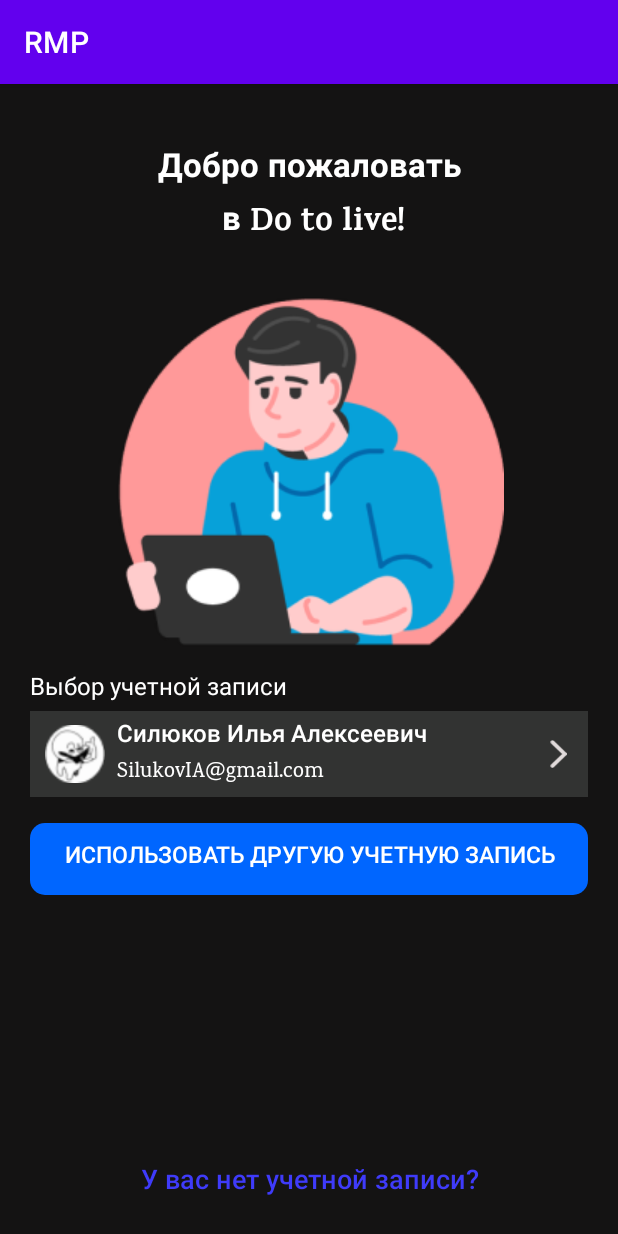
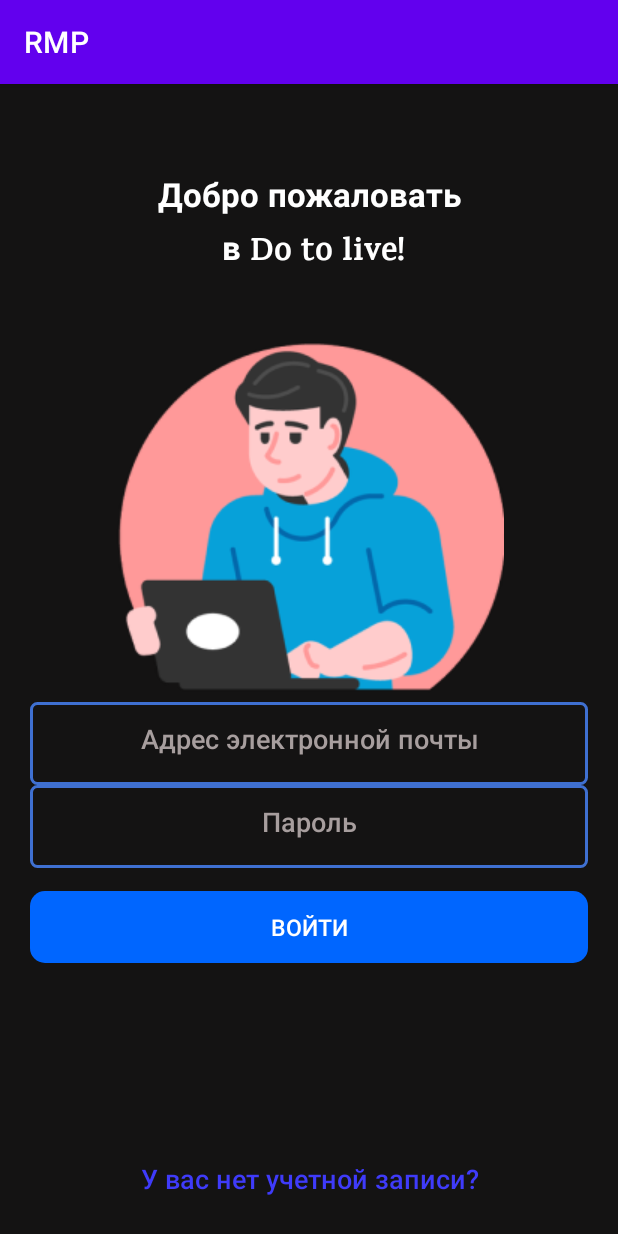
Before and after one commit to ProstoDurachok/RMP, an Android app: the screen it shows after launch (MainActivity before the commit, MainActivity2 after it), on a phone screen of 412 x 824 dp. Run offline under Robolectric (Android 15) with nearby library versions, the phone set to English and light mode, and no system bars; our stand-ins replace Firebase (no records; nobody signed in at launch, a user with empty details on screens opened directly).

Commit message:
delete unnecessary components

```diff
--- a/app/src/main/AndroidManifest.xml
+++ b/app/src/main/AndroidManifest.xml
@@ -40,13 +40,7 @@
             android:name=".Registration"
             android:exported="false" />
         <activity
-            android:name=".MainActivity3"
-            android:exported="false" />
-        <activity
             android:name=".MainActivity2"
-            android:exported="false" />
-        <activity
-            android:name=".MainActivity"
             android:exported="true">
             <intent-filter>
                 <action android:name="android.intent.action.MAIN" />
--- a/app/src/main/java/com/example/rmp/MainActivity.java
+++ /dev/null
@@ -1,25 +0,0 @@
-package com.example.rmp;
-
-import androidx.appcompat.app.AppCompatActivity;
-
-import android.content.Intent;
-import android.os.Bundle;
-
-public class MainActivity extends AppCompatActivity {
-
-    @Override
-    protected void onCreate(Bundle savedInstanceState) {
-        super.onCreate(savedInstanceState);
-        setContentView(R.layout.activity_main);
-        findViewById(R.id.button).setOnClickListener(v -> {
-
-            startActivity(new Intent(this, MainActivity2.class));
-            /* overridePendingTransition(R.anim.fade_out, R.anim.fade_in);*/
-        });
-        findViewById(R.id.newacc).setOnClickListener(v -> {
-
-            startActivity(new Intent(this, Registration.class));
-            /* overridePendingTransition(R.anim.fade_out, R.anim.fade_in);*/
-        });
-    }
-}
--- a/app/src/main/java/com/example/rmp/Settings.java
+++ b/app/src/main/java/com/example/rmp/Settings.java
@@ -18,7 +18,7 @@ public class Settings extends AppCompatActivity {
         });
         findViewById(R.id.exit).setOnClickListener(v -> {
 
-            startActivity(new Intent(this, MainActivity.class));
+            startActivity(new Intent(this, MainActivity2.class));
             /* overridePendingTransition(R.anim.fade_out, R.anim.fade_in);*/
         });
     }
--- a/app/src/main/res/layout/activity_main.xml
+++ /dev/null
@@ -1,151 +0,0 @@
-<?xml version="1.0" encoding="utf-8"?>
-<RelativeLayout xmlns:android="http://schemas.android.com/apk/res/android"
-    xmlns:app="http://schemas.android.com/apk/res-auto"
-    xmlns:tools="http://schemas.android.com/tools"
-    android:layout_width="match_parent"
-    android:layout_height="match_parent"
-    tools:context=".MainActivity"
-    android:background="#141313">
-    <LinearLayout
-        android:layout_width="match_parent"
-        android:layout_height="wrap_content"
-        android:orientation="vertical"
-        android:layout_marginTop="40dp"
-        android:layout_marginBottom="50dp"
-        android:layout_marginHorizontal="20dp">
-
-        <TextView
-            android:layout_width="wrap_content"
-            android:layout_height="wrap_content"
-            android:text="Добро пожаловать\n в Do to live!"
-            android:textColor="@color/white"
-            android:textSize="22sp"
-            android:layout_gravity="center"
-            android:textAlignment="center"
-            android:textStyle="bold"
-            android:fontFamily="@font/karmabold"/>
-
-        <ImageView
-            android:layout_width="260dp"
-            android:layout_height="260dp"
-            android:layout_gravity="center"
-            android:layout_marginTop="10dp"
-            app:srcCompat="@drawable/maan"/>
-
-        <TextView
-            android:layout_width="wrap_content"
-            android:layout_height="wrap_content"
-            android:text="Выбор учетной записи"
-            android:textColor="@color/white"
-            android:textSize="16sp"
-            android:fontFamily="@font/karmaregular"
-            android:layout_marginTop="10dp"/>
-
-        <!--<androidx.appcompat.widget.AppCompatButton
-            android:layout_width="match_parent"
-            android:layout_height="wrap_content"
-            android:drawableStart="@drawable/rec1"
-            android:drawableEnd="@drawable/arrow_1"
-            android:paddingHorizontal="10dp"
-            android:text="Силюков Илья Алексеевич"
-            android:background="#646664"
-            android:fontFamily="@font/karmasbold"
-            android:textColor="@color/white"
-            android:layout_marginVertical="2dp"/>
-
-        <androidx.appcompat.widget.AppCompatButton
-            android:layout_width="match_parent"
-            android:layout_height="wrap_content"
-            android:drawableStart="@drawable/rec1"
-            android:drawableEnd="@drawable/arrow_1"
-            android:paddingHorizontal="10dp"
-            android:text="Силюков Илья Алексеевич"
-            android:background="#646664"
-            android:fontFamily="@font/karmasbold"
-            android:textColor="@color/white"
-            android:layout_marginVertical="2dp"/>-->
-        <!--<include
-            android:id="@+id/customButton"
-            layout="@layout/custom_button"/>-->
-        <FrameLayout
-            android:layout_width="match_parent"
-            android:layout_height="wrap_content">
-            <LinearLayout
-                android:layout_width="match_parent"
-                android:layout_height="wrap_content"
-                android:background="#323332"
-                android:orientation="horizontal"
-                android:paddingHorizontal="10dp"
-                android:paddingVertical="5dp"
-                android:layout_marginVertical="2dp"
-                android:id="@+id/customButton">
-
-                <ImageView
-                    android:id="@+id/left_image"
-                    android:layout_width="40dp"
-                    android:layout_height="40dp"
-                    android:layout_gravity="center_vertical"
-                    android:src="@drawable/rec1" />
-
-                <LinearLayout
-                    android:layout_width="0dp"
-                    android:layout_height="wrap_content"
-                    android:layout_weight="1"
-                    android:orientation="vertical"
-                    android:paddingStart="8dp"
-                    android:paddingEnd="8dp">
-
-                    <TextView
-                        android:id="@+id/top_text"
-                        android:layout_width="wrap_content"
-                        android:layout_height="wrap_content"
-                        android:text="Силюков Илья Алексеевич"
-                        android:textSize="16sp"
-                        android:fontFamily="@font/karmasbold"
-                        android:textColor="@color/white"
-                        />
-
-                    <TextView
-                        android:id="@+id/bottom_text"
-                        android:layout_width="wrap_content"
-                        android:layout_height="wrap_content"
-                        android:text="SilukovIA@gmail.com"
-                        android:fontFamily="@font/karmamedium"
-                        android:textColor="@color/white" />
-                </LinearLayout>
-
-                <ImageView
-                    android:id="@+id/right_image"
-                    android:layout_width="20dp"
-                    android:layout_height="20dp"
-                    android:layout_gravity="center_vertical"
-                    android:src="@drawable/arrow_1" />
-            </LinearLayout>
-        </FrameLayout>
-        <androidx.appcompat.widget.AppCompatButton
-            android:id="@+id/button"
-            android:layout_width="match_parent"
-            android:layout_height="wrap_content"
-            android:layout_gravity="center"
-            android:layout_marginVertical="15dp"
-            android:text="Использовать другую учетную запись"
-            android:textSize="15sp"
-            android:textColor="@color/white"
-            android:fontFamily="@font/karmamedium"
-            android:background="@drawable/button"/>
-
-
-    </LinearLayout>
-    <TextView
-        android:id="@+id/newacc"
-        android:layout_width="match_parent"
-        android:layout_height="wrap_content"
-        android:text="У вас нет учетной записи?"
-        android:textColor="#3F3BFA"
-        android:textAlignment="center"
-        android:layout_alignParentBottom="true"
-        android:layout_marginBottom="20dp"
-        android:fontFamily="@font/karmasbold"
-        android:textSize="18sp"/>
-
-</RelativeLayout>
--- a/app/src/main/res/layout/activity_main2.xml
+++ b/app/src/main/res/layout/activity_main2.xml
@@ -44,16 +44,30 @@
             android:textColor="@color/white"
             android:inputType="textEmailAddress"/>
 
+        <EditText
+            android:id="@+id/editPassword"
+            android:layout_width="match_parent"
+            android:layout_height="55dp"
+            android:background="@drawable/border_edit_text"
+            android:ems="10"
+            android:fontFamily="@font/karmamedium"
+            android:hint="Пароль"
+            android:inputType="textPassword"
+            android:textAlignment="center"
+            android:textColor="@color/white"
+            android:textColorHint="#A79E9E" />
+
         <androidx.appcompat.widget.AppCompatButton
             android:id="@+id/button"
             android:layout_width="match_parent"
             android:layout_height="wrap_content"
             android:layout_gravity="center"
             android:layout_marginVertical="15dp"
+            android:background="@drawable/button"
             android:text="Войти"
-            android:textSize="15sp"
             android:textColor="@color/white"
-            android:background="@drawable/button"/>
+            android:textSize="15sp" />
+
     </LinearLayout>
     <TextView
         android:layout_width="match_parent"
```
Also changed, not shown: app/src/main/java/com/example/rmp/MainActivity2.java (+52 -2 lines), app/src/main/java/com/example/rmp/MainActivity3.java (deleted, +0 -20 lines), app/src/main/java/com/example/rmp/Users.java (+16 -1 lines), app/src/main/res/layout/activity_main3.xml (deleted, +0 -59 lines), app/src/main/res/layout/activity_podderzhka.xml (+8 -7 lines).
